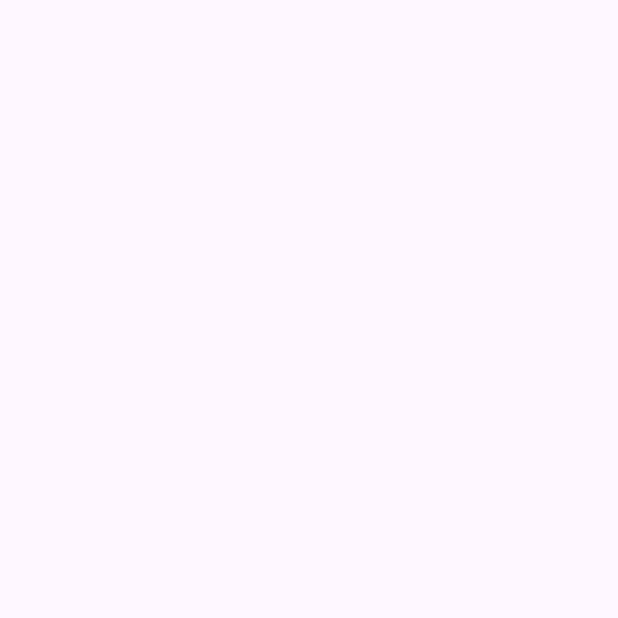
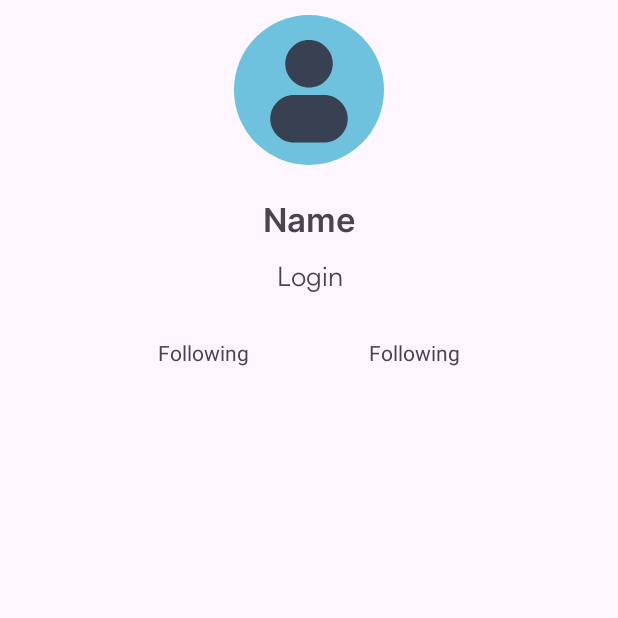
Before and after one commit to Afdholanabil/Submission-awal_fundamentalAndroid, an Android app: the DetailUserActivity screen opened directly, with no data from a screen before it, on a phone screen of 412 x 824 dp, the top half of it. Before the commit the part shown is empty. Run offline under Robolectric (Android 15) with nearby library versions, the phone set to English and light mode, and no system bars; network calls fail.

Commit message:
editing userAdapter to add itemClickCallback, connect mainActivity to DetailUserActivity

```diff
--- a/app/src/main/java/com/example/submission_dicoding_fundamental_awal/data/retrofit/ApiConfig.kt
+++ b/app/src/main/java/com/example/submission_dicoding_fundamental_awal/data/retrofit/ApiConfig.kt
@@ -1,6 +1,7 @@
 package com.example.submission_dicoding_fundamental_awal.data.retrofit
 
 import com.google.gson.internal.GsonBuildConfig
+import okhttp3.Interceptor
 import okhttp3.OkHttpClient
 import okhttp3.logging.HttpLoggingInterceptor
 import retrofit2.Retrofit
@@ -10,9 +11,15 @@ class ApiConfig {
 
     companion object {
         fun getApiService() : ApiService {
-            val loggingInterceptor = HttpLoggingInterceptor().setLevel(HttpLoggingInterceptor.Level.BODY)
+            val authInterceptor = Interceptor { chain ->
+                val req = chain.request()
+                val requestHeader = req.newBuilder()
+                    .addHeader("Authorization", "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")
+                    .build()
+                chain.proceed(requestHeader)
+            }
 
-            val client =OkHttpClient.Builder().addInterceptor(loggingInterceptor).build()
+            val client =OkHttpClient.Builder().addInterceptor(authInterceptor).build()
 
             val retrofit =Retrofit.Builder()
                 .baseUrl("https://api.github.com/")
--- a/app/src/main/java/com/example/submission_dicoding_fundamental_awal/ui/DetailUserActivity.kt
+++ b/app/src/main/java/com/example/submission_dicoding_fundamental_awal/ui/DetailUserActivity.kt
@@ -2,13 +2,20 @@ package com.example.submission_dicoding_fundamental_awal.ui
 
 import androidx.appcompat.app.AppCompatActivity
 import android.os.Bundle
+import androidx.activity.viewModels
 import com.example.submission_dicoding_fundamental_awal.R
 import com.example.submission_dicoding_fundamental_awal.databinding.ActivityDetailUserBinding
 
 class DetailUserActivity : AppCompatActivity() {
+
     private lateinit var binding: ActivityDetailUserBinding
+    private val detailUserViewModel by viewModels<DetailUserViewModel>()
+
     override fun onCreate(savedInstanceState: Bundle?) {
         super.onCreate(savedInstanceState)
-        setContentView(R.layout.activity_detail_user)
+        binding = ActivityDetailUserBinding.inflate(layoutInflater)
+        setContentView(binding.root)
+
+
     }
 }
--- a/app/src/main/java/com/example/submission_dicoding_fundamental_awal/ui/DetailUserViewModel.kt
+++ b/app/src/main/java/com/example/submission_dicoding_fundamental_awal/ui/DetailUserViewModel.kt
@@ -1,6 +1,16 @@
 package com.example.submission_dicoding_fundamental_awal.ui
 
+import androidx.lifecycle.LiveData
+import androidx.lifecycle.MutableLiveData
 import androidx.lifecycle.ViewModel
+import com.example.submission_dicoding_fundamental_awal.data.response.DetailUserResponse
 
 class DetailUserViewModel : ViewModel() {
+
+    private val _userDetailData = MutableLiveData<DetailUserResponse>()
+    val userDetailData : LiveData<DetailUserResponse> = _userDetailData
+
+    fun getUserDetail(id : Int) {
+
+    }
 }
--- a/app/src/main/java/com/example/submission_dicoding_fundamental_awal/ui/MainActivity.kt
+++ b/app/src/main/java/com/example/submission_dicoding_fundamental_awal/ui/MainActivity.kt
@@ -1,6 +1,7 @@
 package com.example.submission_dicoding_fundamental_awal.ui
 
 
+import android.content.Intent
 import androidx.appcompat.app.AppCompatActivity
 import android.os.Bundle
 import android.util.Log
@@ -62,6 +63,15 @@ class MainActivity : AppCompatActivity() {
 
         }
 
+        val adapter = UserAdapter(emptyList(),this)
+        binding.rvUser.adapter = adapter
+
+        adapter.setOnItemClickListener { selectedList ->
+            val intent = Intent(this, DetailUserActivity::class.java)
+            intent.putExtra("id" , selectedList.id)
+            startActivity(intent)
+        }
+
     }
 
     private fun setListData(consumerList: List<ItemsItem>){
--- a/app/src/main/java/com/example/submission_dicoding_fundamental_awal/ui/UserAdapter.kt
+++ b/app/src/main/java/com/example/submission_dicoding_fundamental_awal/ui/UserAdapter.kt
@@ -15,6 +15,14 @@ import com.example.submission_dicoding_fundamental_awal.data.response.ItemsItem
 class UserAdapter (private val userList: List<ItemsItem>, private val context: Context) :
     RecyclerView.Adapter<UserAdapter.UserViewHolder>() {
 
+
+    private lateinit var onItemClickListener: (ItemsItem) -> Unit
+
+
+    fun setOnItemClickListener(listener: (ItemsItem) -> Unit) {
+        onItemClickListener = listener
+    }
+
     override fun onCreateViewHolder(parent: ViewGroup, viewType: Int): UserViewHolder {
         val view =
             LayoutInflater.from(parent.context).inflate(R.layout.item_user, parent, false)
@@ -24,6 +32,8 @@ class UserAdapter (private val userList: List<ItemsItem>, private val context: C
     override fun onBindViewHolder(holder: UserViewHolder, position: Int) {
         val user = userList[position]
         holder.bind(user)
+
+        holder.itemView.setOnClickListener{onItemClickListener(user)}
     }
 
     override fun getItemCount(): Int {
@@ -42,4 +52,6 @@ class UserAdapter (private val userList: List<ItemsItem>, private val context: C
             tvUsername.text = user.login
         }
     }
+
+
 }
--- a/app/src/main/res/drawable/rounded_profile.xml
+++ b/app/src/main/res/drawable/rounded_profile.xml
@@ -4,5 +4,9 @@
 
     <solid android:color="@color/b1" />
     <corners android:radius="200dp" />
+    <padding android:bottom="10dp"/>
+    <padding android:top="10dp"/>
+    <padding android:right="10dp"/>
+    <padding android:left="10dp"/>
 
 </shape>
--- a/app/src/main/res/layout/activity_detail_user.xml
+++ b/app/src/main/res/layout/activity_detail_user.xml
@@ -6,4 +6,65 @@
     android:layout_height="match_parent"
     tools:context=".ui.DetailUserActivity">
 
+    <ImageView
+        android:id="@+id/iv_userdetail"
+        android:layout_width="wrap_content"
+        android:layout_height="wrap_content"
+        android:src="@drawable/profile_1"
+        android:layout_marginTop="10dp"
+        android:background="@drawable/rounded_profile"
+        app:layout_constraintTop_toTopOf="parent"
+        app:layout_constraintStart_toStartOf="parent"
+        app:layout_constraintEnd_toEndOf="parent"/>
+
+    <TextView
+        android:id="@+id/tv_name"
+        android:layout_width="match_parent"
+        android:layout_height="wrap_content"
+        android:layout_marginTop="20dp"
+        app:layout_constraintStart_toStartOf="parent"
+        app:layout_constraintEnd_toEndOf="parent"
+        android:text="@string/name"
+        android:fontFamily="@font/intersemibold"
+        android:textSize="22sp"
+        android:gravity="center"
+        app:layout_constraintTop_toBottomOf="@id/iv_userdetail"/>
+
+    <TextView
+        android:id="@+id/tv_login"
+        android:layout_width="match_parent"
+        android:layout_height="wrap_content"
+        android:text="@string/login"
+        android:textSize="18sp"
+        android:fontFamily="@font/satoshiregular"
+        android:gravity="center"
+        android:layout_marginTop="10dp"
+        app:layout_constraintTop_toBottomOf="@id/tv_name"
+        app:layout_constraintStart_toStartOf="parent"
+        app:layout_constraintEnd_toEndOf="parent"/>
+
+    <LinearLayout
+        android:id="@+id/ll_follow"
+        android:layout_width="match_parent"
+        android:layout_height="wrap_content"
+        android:layout_marginTop="30dp"
+        app:layout_constraintStart_toStartOf="parent"
+        app:layout_constraintEnd_toEndOf="parent"
+        app:layout_constraintTop_toBottomOf="@id/tv_login"
+        android:orientation="horizontal"
+        android:gravity="center">
+
+        <TextView
+            android:layout_width="wrap_content"
+            android:layout_height="wrap_content"
+            android:text="@string/following"
+            android:layout_marginEnd="80dp"
+            />
+
+        <TextView
+            android:layout_width="wrap_content"
+            android:layout_height="wrap_content"
+            android:text="@string/following"/>
+    </LinearLayout>
+
 </androidx.constraintlayout.widget.ConstraintLayout>
--- a/app/src/main/res/values/strings.xml
+++ b/app/src/main/res/values/strings.xml
@@ -3,4 +3,7 @@
     <string name="masukan_kata">Masukan Username</string>
     <string name="search_activity">Search Activity</string>
     <string name="username">Username</string>
+    <string name="name">Name</string>
+    <string name="login">Login</string>
+    <string name="following">Following</string>
 </resources>
```
